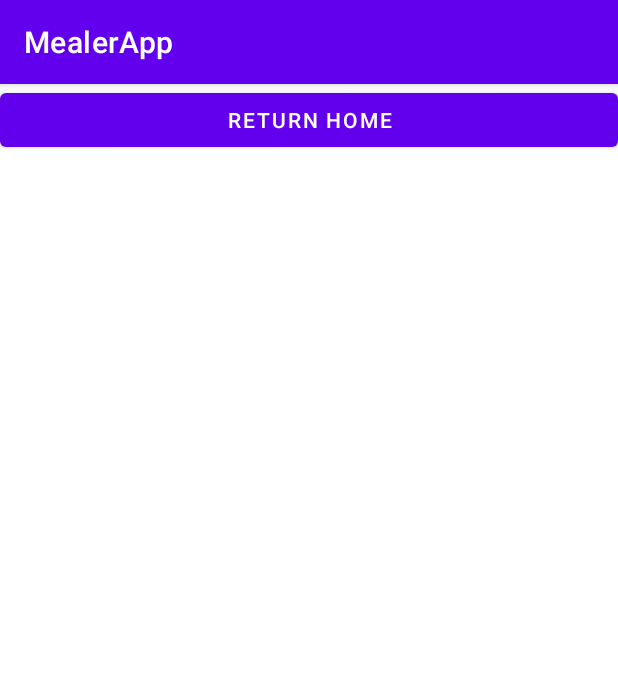
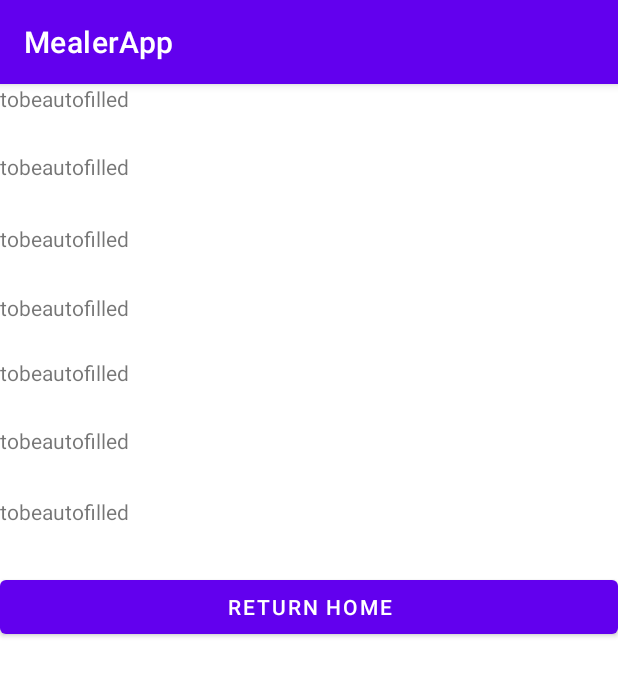
Before and after one commit to uOttawaSEGA2022/halal-eats, an Android app: the CookViewProfile screen opened directly, with no data from a screen before it, on a phone screen of 412 x 824 dp. Shown: the top 676 px of the screen. Run offline under Robolectric (Android 15) with nearby library versions, the phone set to English and light mode, and no system bars; our stand-ins replace Firebase (no records; nobody signed in at launch, a user with empty details on screens opened directly).

Commit message:
added xml views

```diff
--- a/app/src/main/java/com/example/mealerapp/CookViewProfile.java
+++ b/app/src/main/java/com/example/mealerapp/CookViewProfile.java
@@ -1,5 +1,6 @@
 package com.example.mealerapp;
 
+import androidx.annotation.NonNull;
 import androidx.appcompat.app.AppCompatActivity;
 
 import android.content.Intent;
@@ -7,7 +8,16 @@ import android.os.Bundle;
 import android.view.View;
 import android.widget.Button;
 
+import com.google.firebase.database.DataSnapshot;
+import com.google.firebase.database.DatabaseError;
+import com.google.firebase.database.DatabaseReference;
+import com.google.firebase.database.FirebaseDatabase;
+import com.google.firebase.database.Query;
+import com.google.firebase.database.ValueEventListener;
+
 public class CookViewProfile extends AppCompatActivity {
+
+    DatabaseReference ref;
 
     private Button returnHome;
 
--- a/app/src/main/res/layout/activity_cook_view_profile.xml
+++ b/app/src/main/res/layout/activity_cook_view_profile.xml
@@ -11,6 +11,48 @@
         android:layout_height="match_parent"
         android:orientation="vertical">
 
+        <TextView
+            android:id="@+id/cookfirstname"
+            android:layout_width="match_parent"
+            android:layout_height="45dp"
+            android:text="tobeautofilled" />
+
+        <TextView
+            android:id="@+id/cooklastname"
+            android:layout_width="match_parent"
+            android:layout_height="48dp"
+            android:text="tobeautofilled" />
+
+        <TextView
+            android:id="@+id/cookaddress"
+            android:layout_width="match_parent"
+            android:layout_height="46dp"
+            android:text="tobeautofilled" />
+
+        <TextView
+            android:id="@+id/cookpassword"
+            android:layout_width="match_parent"
+            android:layout_height="43dp"
+            android:text="tobeautofilled" />
+
+        <TextView
+            android:id="@+id/cookdescription"
+            android:layout_width="match_parent"
+            android:layout_height="45dp"
+            android:text="tobeautofilled" />
+
+        <TextView
+            android:id="@+id/cookrating"
+            android:layout_width="match_parent"
+            android:layout_height="47dp"
+            android:text="tobeautofilled" />
+
+        <TextView
+            android:id="@+id/cooknumberofmealssold"
+            android:layout_width="match_parent"
+            android:layout_height="49dp"
+            android:text="tobeautofilled" />
+
         <Button
             android:id="@+id/returnhome"
             android:layout_width="match_parent"
```
